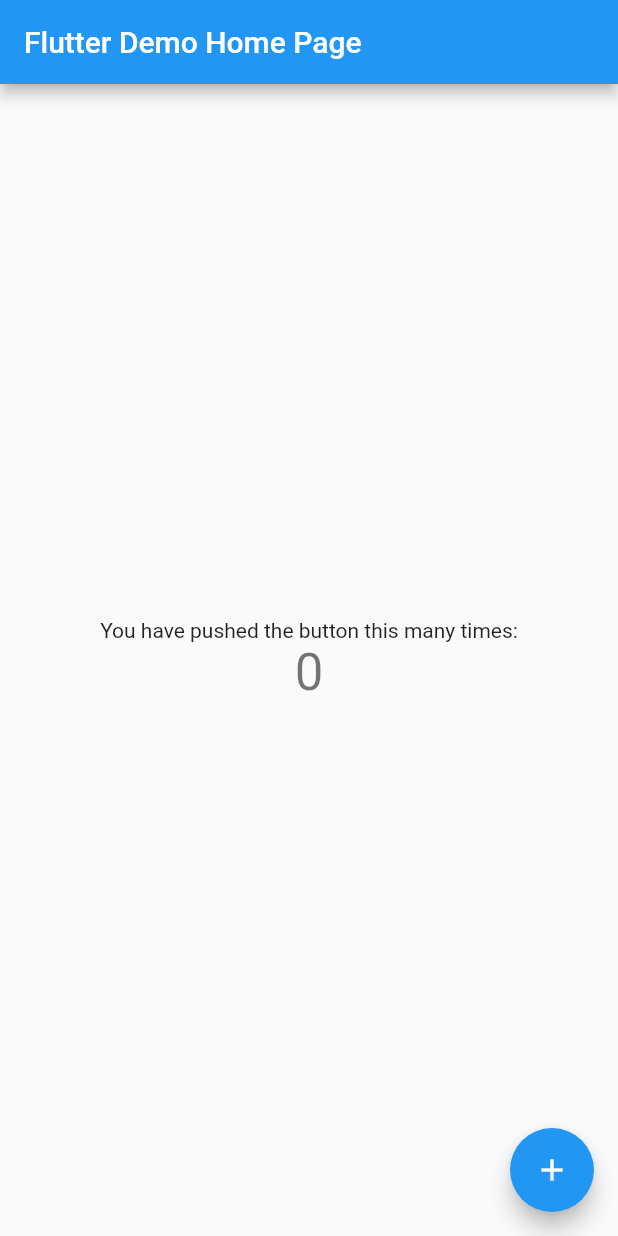
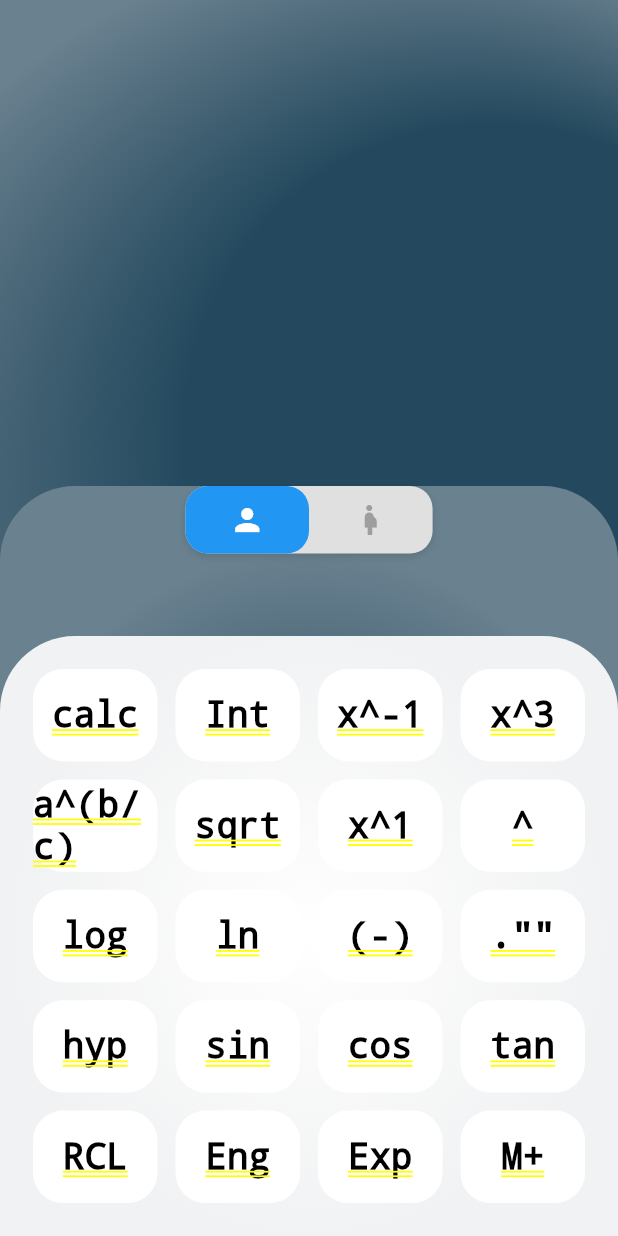
Before and after one commit to Rudy-Menekam/calculator, a Flutter app: the screen it shows after launch, on a phone screen of 412 x 824 dp. Run offline on Flutter 3.47's test engine with Material 2 defaults, Android fonts, the phone set to English and light mode, and no system bars; drawn by our look-alikes of flutter_toggle_tab.

Commit message:
New commit

```diff
--- /dev/null
+++ b/lib/custom-button.dart
@@ -0,0 +1,24 @@
+import 'package:flutter/material.dart';
+
+class CustomButton extends StatelessWidget {
+  String text;
+
+  CustomButton(this.text);
+
+  @override
+  Widget build(BuildContext context) {
+    return Container(
+      margin: const EdgeInsets.all(6.0),
+      height: double.infinity,
+      width: double.infinity,
+      alignment: Alignment.center,
+      decoration: const BoxDecoration(
+          borderRadius: BorderRadius.all(Radius.circular(20.0)),
+          color: Colors.white),
+      child: Text(
+        text,
+        style: const TextStyle(color: Colors.black, fontSize: 24.0),
+      ),
+    );
+  }
+}
--- /dev/null
+++ b/lib/equation-page.dart
@@ -0,0 +1,156 @@
+import 'package:calculator/right-hand-buttons.dart';
+import 'package:calculator/top-right-buttons.dart';
+import 'package:flutter/material.dart';
+import 'package:flutter_toggle_tab/flutter_toggle_tab.dart';
+
+import 'custom-button.dart';
+
+class EquationPage extends StatelessWidget {
+  @override
+  Widget build(BuildContext context) {
+    return Stack(
+      alignment: Alignment.bottomCenter,
+      children: [
+        Container(
+          //padding: EdgeInsets.only(top: statusBarHeight * 0.8),
+          decoration: const BoxDecoration(
+            gradient: RadialGradient(
+              colors: [Color(0xff6A818F), Color(0xff24495E)],
+              center: Alignment(0.6, -0.3),
+              focal: Alignment(0.3, -0.1),
+              focalRadius: 1.0,
+            ),
+          ),
+        ),
+        Container(
+          width: 500,
+          height: 500,
+          decoration: const BoxDecoration(
+            borderRadius: BorderRadius.only(
+                topLeft: Radius.circular(50.0), topRight: Radius.circular(50)),
+            gradient: RadialGradient(
+              colors: [Color(0xff24495E), Color(0xff6A818F)],
+            ),
+          ),
+          child: Column(
+            children: [
+              FlutterToggleTab(
+                width: 40,
+                borderRadius: 15,
+                // initialIndex: 0,
+                selectedTextStyle: const TextStyle(
+                    color: Colors.white,
+                    fontSize: 18,
+                    fontWeight: FontWeight.w600),
+                unSelectedTextStyle: const TextStyle(
+                    color: Colors.grey,
+                    fontSize: 14,
+                    fontWeight: FontWeight.w400),
+                labels: const ["", ""],
+                icons: const [Icons.person, Icons.pregnant_woman],
+                selectedLabelIndex: (index) {
+                  print("Selected Index $index");
+                },
+                selectedIndex: 0,
+              ),
+            ],
+          ),
+        ),
+        Container(
+          width: 500,
+          height: 400,
+          decoration: const BoxDecoration(
+            borderRadius: BorderRadius.only(
+                topLeft: Radius.circular(50.0), topRight: Radius.circular(50)),
+            gradient: RadialGradient(
+              colors: [Color(0xffffffff), Color(0xffF1F2F3)],
+            ),
+          ),
+          child: Padding(
+            padding: const EdgeInsets.all(16.0),
+            child: Column(
+              crossAxisAlignment: CrossAxisAlignment.start,
+              children: [
+                Flexible(
+                    flex: 1,
+                    child: Container(
+                      height: double.infinity,
+                      width: double.infinity,
+                      child: Row(
+                        crossAxisAlignment: CrossAxisAlignment.start,
+                        children: [
+                          Flexible(flex: 1, child: CustomButton('calc')),
+                          Flexible(flex: 1, child: CustomButton('Int')),
+                          Flexible(flex: 1, child: CustomButton('x^-1')),
+                          Flexible(flex: 1, child: CustomButton('x^3')),
+                        ],
+                      ),
+                    )),
+                Flexible(
+                    flex: 1,
+                    child: Container(
+                      height: double.infinity,
+                      width: double.infinity,
+                      child: Row(
+                        crossAxisAlignment: CrossAxisAlignment.start,
+                        children: [
+                          Flexible(flex: 1, child: CustomButton('a^(b/c)')),
+                          Flexible(flex: 1, child: CustomButton('sqrt')),
+                          Flexible(flex: 1, child: CustomButton('x^1')),
+                          Flexible(flex: 1, child: CustomButton('^')),
+                        ],
+                      ),
+                    )),
+                Flexible(
+                    flex: 1,
+                    child: Container(
+                      height: double.infinity,
+                      width: double.infinity,
+                      child: Row(
+                        crossAxisAlignment: CrossAxisAlignment.start,
+                        children: [
+                          Flexible(flex: 1, child: CustomButton('log')),
+                          Flexible(flex: 1, child: CustomButton('ln')),
+                          Flexible(flex: 1, child: CustomButton('(-)')),
+                          Flexible(flex: 1, child: CustomButton('.""')),
+                        ],
+                      ),
+                    )),
+                Flexible(
+                    flex: 1,
+                    child: Container(
+                      height: double.infinity,
+                      width: double.infinity,
+                      child: Row(
+                        crossAxisAlignment: CrossAxisAlignment.start,
+                        children: [
+                          Flexible(flex: 1, child: CustomButton('hyp')),
+                          Flexible(flex: 1, child: CustomButton('sin')),
+                          Flexible(flex: 1, child: CustomButton('cos')),
+                          Flexible(flex: 1, child: CustomButton('tan')),
+                        ],
+                      ),
+                    )),
+                Flexible(
+                    flex: 1,
+                    child: Container(
+                      height: double.infinity,
+                      width: double.infinity,
+                      child: Row(
+                        crossAxisAlignment: CrossAxisAlignment.start,
+                        children: [
+                          Flexible(flex: 1, child: CustomButton('RCL')),
+                          Flexible(flex: 1, child: CustomButton('Eng')),
+                          Flexible(flex: 1, child: CustomButton('Exp')),
+                          Flexible(flex: 1, child: CustomButton('M+')),
+                        ],
+                      ),
+                    )),
+              ],
+            ),
+          ),
+        ),
+      ],
+    );
+  }
+}
--- a/lib/main.dart
+++ b/lib/main.dart
@@ -1,4 +1,7 @@
+import 'package:calculator/equation-page.dart';
 import 'package:flutter/material.dart';
+
+import 'main-side.dart';
 
 void main() {
   runApp(const MyApp());
@@ -11,105 +14,11 @@ class MyApp extends StatelessWidget {
   @override
   Widget build(BuildContext context) {
     return MaterialApp(
-      title: 'Flutter Demo',
+      title: 'Calculator',
       theme: ThemeData(
-        // This is the theme of your application.
-        //
-        // Try running your application with "flutter run". You'll see the
-        // application has a blue toolbar. Then, without quitting the app, try
-        // changing the primarySwatch below to Colors.green and then invoke
-        // "hot reload" (press "r" in the console where you ran "flutter run",
-        // or simply save your changes to "hot reload" in a Flutter IDE).
-        // Notice that the counter didn't reset back to zero; the application
-        // is not restarted.
         primarySwatch: Colors.blue,
       ),
-      home: const MyHomePage(title: 'Flutter Demo Home Page'),
+      home: EquationPage(),
     );
   }
 }
-
-class MyHomePage extends StatefulWidget {
-  const MyHomePage({Key? key, required this.title}) : super(key: key);
-
-  // This widget is the home page of your application. It is stateful, meaning
-  // that it has a State object (defined below) that contains fields that affect
-  // how it looks.
-
-  // This class is the configuration for the state. It holds the values (in this
-  // case the title) provided by the parent (in this case the App widget) and
-  // used by the build method of the State. Fields in a Widget subclass are
-  // always marked "final".
-
-  final String title;
-
-  @override
-  State<MyHomePage> createState() => _MyHomePageState();
-}
-
-class _MyHomePageState extends State<MyHomePage> {
-  int _counter = 0;
-
-  void _incrementCounter() {
-    setState(() {
-      // This call to setState tells the Flutter framework that something has
-      // changed in this State, which causes it to rerun the build method below
-      // so that the display can reflect the updated values. If we changed
-      // _counter without calling setState(), then the build method would not be
-      // called again, and so nothing would appear to happen.
-      _counter++;
-    });
-  }
-
-  @override
-  Widget build(BuildContext context) {
-    // This method is rerun every time setState is called, for instance as done
-    // by the _incrementCounter method above.
-    //
-    // The Flutter framework has been optimized to make rerunning build methods
-    // fast, so that you can just rebuild anything that needs updating rather
-    // than having to individually change instances of widgets.
-    return Scaffold(
-      appBar: AppBar(
-        // Here we take the value from the MyHomePage object that was created by
-        // the App.build method, and use it to set our appbar title.
-        title: Text(widget.title),
-      ),
-      body: Center(
-        // Center is a layout widget. It takes a single child and positions it
-        // in the middle of the parent.
-        child: Column(
-          // Column is also a layout widget. It takes a list of children and
-          // arranges them vertically. By default, it sizes itself to fit its
-          // children horizontally, and tries to be as tall as its parent.
-          //
-          // Invoke "debug painting" (press "p" in the console, choose the
-          // "Toggle Debug Paint" action from the Flutter Inspector in Android
-          // Studio, or the "Toggle Debug Paint" command in Visual Studio Code)
-          // to see the wireframe for each widget.
-          //
-          // Column has various properties to control how it sizes itself and
-          // how it positions its children. Here we use mainAxisAlignment to
-          // center the children vertically; the main axis here is the vertical
-          // axis because Columns are vertical (the cross axis would be
-          // horizontal).
-          mainAxisAlignment: MainAxisAlignment.center,
-          children: <Widget>[
-            const Text(
-              'You have pushed the button this many times:',
-            ),
-            Text(
-              '$_counter',
-              style: Theme.of(context).textTheme.headline4,
-            ),
-          ],
-        ),
-      ),
-      floatingActionButton: FloatingActionButton(
-        onPressed: _incrementCounter,
-        tooltip: 'Increment',
-        child: const Icon(Icons.add),
-      ), // This trailing comma makes auto-formatting nicer for build methods.
-    );
-  }
-}
```
Also changed, not shown: lib/main-side.dart (added, +161 -0 lines), lib/right-hand-buttons.dart (added, +24 -0 lines), lib/top-right-buttons.dart (added, +24 -0 lines), pubspec.yaml (+3 -34 lines), pubspec.lock.
